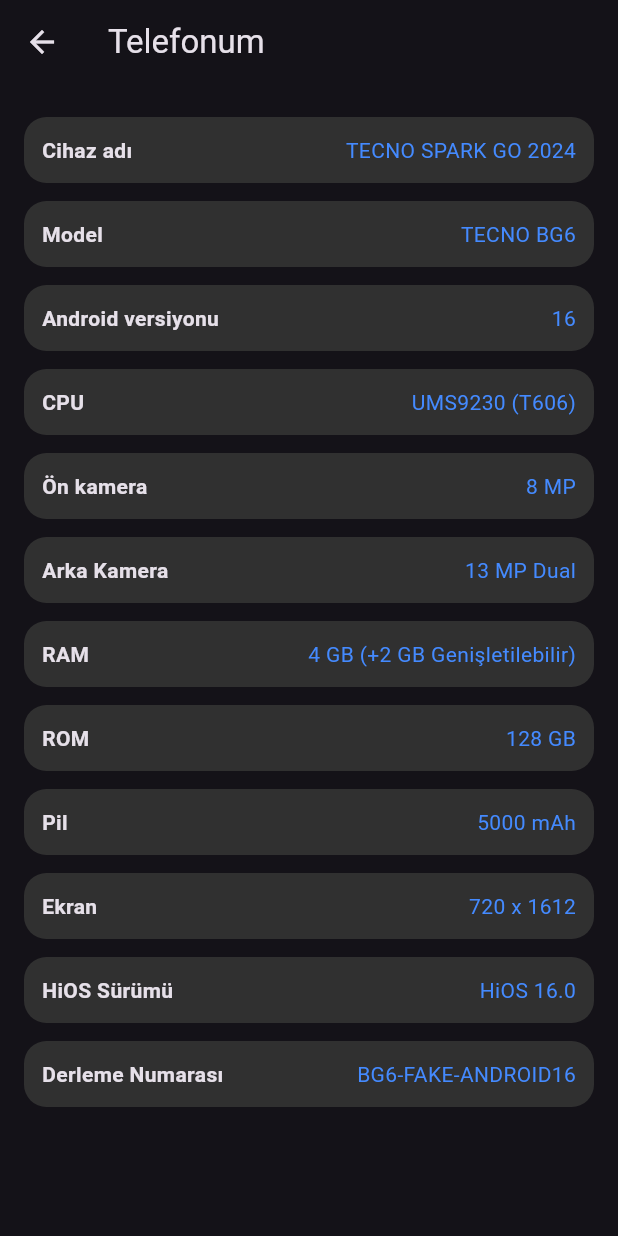
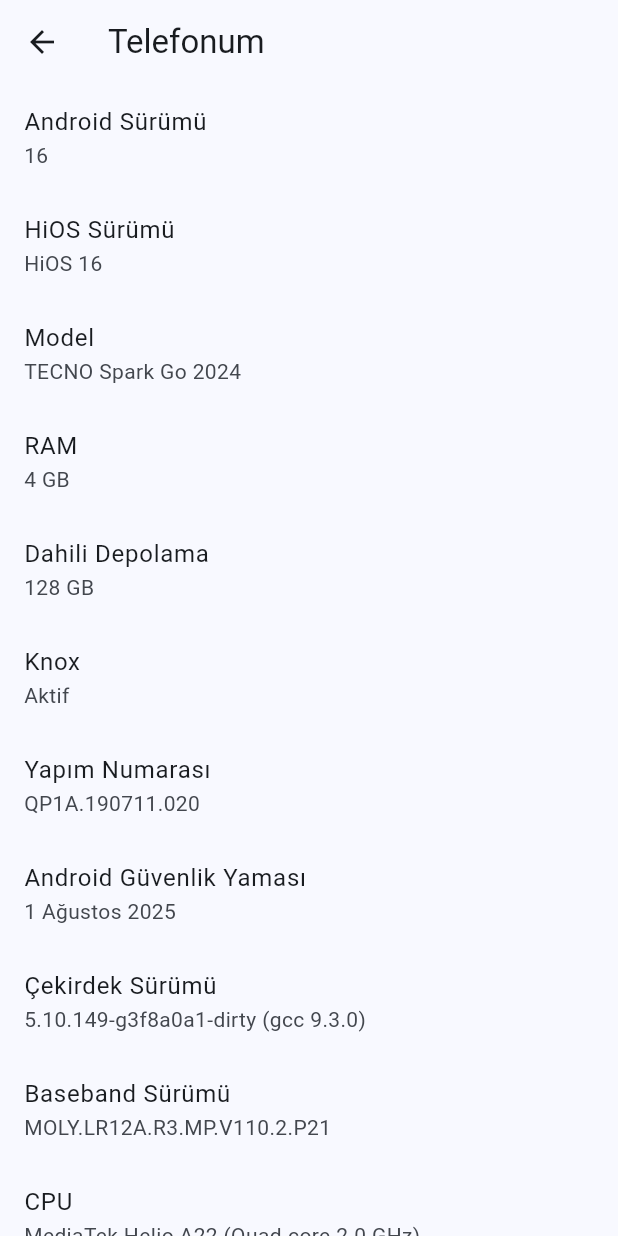
Before and after one commit to nsibvlizad-hub/Sin, a Flutter app: the PhoneInfoPage screen opened directly, on a phone screen of 412 x 824 dp. Run offline on Flutter 3.47's test engine with Material 3 defaults, Android fonts, the phone set to English and light mode, and no system bars; our stand-ins replace shared_preferences; missing offline and left inert: android_intent_plus; accounts and stored records are empty.

Commit message:
Update main.dart

```diff
--- a/lib/main.dart
+++ b/lib/main.dart
@@ -1,19 +1,22 @@
 import 'package:flutter/material.dart';
 import 'package:android_intent_plus/android_intent.dart';
+import 'package:android_intent_plus/flag.dart';
 
 void main() {
-  runApp(const MyApp());
+  runApp(const SettingsApp());
 }
 
-class MyApp extends StatelessWidget {
-  const MyApp({super.key});
+class SettingsApp extends StatelessWidget {
+  const SettingsApp({super.key});
 
   @override
   Widget build(BuildContext context) {
     return MaterialApp(
-      debugShowCheckedModeBanner: false,
       title: "Ayarlar",
-      theme: ThemeData.dark(),
+      theme: ThemeData(
+        useMaterial3: true,
+        colorSchemeSeed: Colors.blue,
+      ),
       home: const SettingsHome(),
     );
   }
@@ -29,100 +32,79 @@ class SettingsHome extends StatefulWidget {
 class _SettingsHomeState extends State<SettingsHome> {
   final TextEditingController _searchController = TextEditingController();
 
-  final Map<String, List<Map<String, dynamic>>> groupedSettings = {
-    "Bağlantılar": [
-      {"title": "SIM ve Ağ", "intent": "android.settings.DATA_ROAMING_SETTINGS", "icon": Icons.sim_card},
-      {"title": "Wi-Fi", "intent": "android.settings.WIFI_SETTINGS", "icon": Icons.wifi},
-      {"title": "Bluetooth", "intent": "android.settings.BLUETOOTH_SETTINGS", "icon": Icons.bluetooth},
-      {"title": "Hotspot", "intent": "android.settings.WIRELESS_SETTINGS", "icon": Icons.share},
-    ],
-    "Kişiselleştirme": [
-      {"title": "Telefonum", "intent": "custom", "icon": Icons.phone_android},
-      {"title": "Duvar Kağıdı", "intent": "android.settings.HOME_SETTINGS", "icon": Icons.brush},
-      {"title": "Ekran & Parlaklık", "intent": "android.settings.DISPLAY_SETTINGS", "icon": Icons.brightness_6},
-      {"title": "Ses & Titreşim", "intent": "android.settings.SOUND_SETTINGS", "icon": Icons.volume_up},
-    ],
-    "Gizlilik & Güvenlik": [
-      {"title": "Bildirimler", "intent": "android.settings.NOTIFICATION_SETTINGS", "icon": Icons.notifications},
-      {"title": "Parola & Güvenlik", "intent": "android.settings.SECURITY_SETTINGS", "icon": Icons.lock},
-      {"title": "Gizlilik", "intent": "android.settings.PRIVACY_SETTINGS", "icon": Icons.privacy_tip},
-      {"title": "Konum", "intent": "android.settings.LOCATION_SOURCE_SETTINGS", "icon": Icons.location_on},
-    ],
-    "Sistem": [
-      {"title": "Depolama", "intent": "android.settings.INTERNAL_STORAGE_SETTINGS", "icon": Icons.sd_storage},
-      {"title": "Uygulamalar", "intent": "android.settings.APPLICATION_SETTINGS", "icon": Icons.apps},
-      {"title": "Batarya", "intent": "android.settings.BATTERY_SAVER_SETTINGS", "icon": Icons.battery_full},
-      {"title": "Google", "intent": "android.settings.GOOGLE_SETTINGS", "icon": Icons.account_circle},
-      {"title": "Sistem", "intent": "android.settings.SETTINGS", "icon": Icons.settings},
-    ]
-  };
-
-  void openIntent(String action) {
-    if (action == "custom") {
-      Navigator.push(
-        context,
-        MaterialPageRoute(builder: (_) => const PhoneInfoPage()),
-      );
-    } else {
-      final intent = AndroidIntent(action: action);
-      intent.launch();
-    }
-  }
+  final List<Map<String, dynamic>> settings = [
+    {"title": "HiCloud", "intent": AndroidIntent(action: 'android.settings.SETTINGS')},
+    {"title": "Telefonum", "fake": true},
+    {"title": "SIM ve Ağ Ayarları", "intent": AndroidIntent(action: 'android.settings.DATA_ROAMING_SETTINGS')},
+    {"title": "Wi-Fi", "intent": AndroidIntent(action: 'android.settings.WIFI_SETTINGS')},
+    {"title": "Bluetooth", "intent": AndroidIntent(action: 'android.settings.BLUETOOTH_SETTINGS')},
+    {"title": "Erişim Noktası ve İnternet Paylaşımı", "intent": AndroidIntent(action: 'android.settings.TETHER_SETTINGS')},
+    {"title": "Daha Fazla Bağlantı", "intent": AndroidIntent(action: 'android.settings.AIRPLANE_MODE_SETTINGS')},
+    {"title": "Kişiselleştirme", "intent": AndroidIntent(action: 'android.settings.HOME_SETTINGS')},
+    {"title": "Ekran ve Parlaklık", "intent": AndroidIntent(action: 'android.settings.DISPLAY_SETTINGS')},
+    {"title": "Ses ve Titreşim", "intent": AndroidIntent(action: 'android.settings.SOUND_SETTINGS')},
+    {"title": "Bildirim Paneli", "intent": AndroidIntent(action: 'android.settings.NOTIFICATION_SETTINGS')},
+    {"title": "Parola ve Güvenlik", "intent": AndroidIntent(action: 'android.settings.SECURITY_SETTINGS')},
+    {"title": "Gizlilik", "intent": AndroidIntent(action: 'android.settings.PRIVACY_SETTINGS')},
+    {"title": "Depolama", "intent": AndroidIntent(action: 'android.settings.INTERNAL_STORAGE_SETTINGS')},
+    {"title": "Uygulama Yönetimi", "intent": AndroidIntent(action: 'android.settings.MANAGE_APPLICATIONS_SETTINGS')},
+    {"title": "Konum", "intent": AndroidIntent(action: 'android.settings.LOCATION_SOURCE_SETTINGS')},
+    {"title": "Batarya Labaratuvarı", "intent": AndroidIntent(action: 'android.settings.BATTERY_SAVER_SETTINGS')},
+    {"title": "Dijital Denge ve Ebeveyn Denetimleri", "intent": AndroidIntent(action: 'android.settings.DIGITAL_WELLBEING_SETTINGS')},
+    {"title": "Ekstra Özellikler", "intent": AndroidIntent(action: 'android.settings.ACCESSIBILITY_SETTINGS')},
+    {"title": "Kullanıcılar ve Hesaplar", "intent": AndroidIntent(action: 'android.settings.SYNC_SETTINGS')},
+    {"title": "Güvenlik ve Acil Durum", "intent": AndroidIntent(action: 'android.settings.ALL_APPS_SETTINGS')},
+    {"title": "Google", "intent": AndroidIntent(action: 'android.settings.APPLICATION_DETAILS_SETTINGS', data: "package:com.google.android.gms")},
+    {"title": "Sistem", "intent": AndroidIntent(action: 'android.settings.SETTINGS')},
+  ];
 
   @override
   Widget build(BuildContext context) {
-    String query = _searchController.text.toLowerCase();
-
-    // Filtreleme
-    Map<String, List<Map<String, dynamic>>> filteredGroups = {};
-    groupedSettings.forEach((group, items) {
-      var filtered = items.where((i) => i["title"].toLowerCase().contains(query)).toList();
-      if (filtered.isNotEmpty) {
-        filteredGroups[group] = filtered;
-      }
-    });
-
     return Scaffold(
-      appBar: AppBar(title: const Text("Ayarlar"), centerTitle: true),
+      appBar: AppBar(title: const Text("Ayarlar")),
       body: Column(
         children: [
-          // 🔍 Arama Çubuğu
           Padding(
-            padding: const EdgeInsets.all(8.0),
+            padding: const EdgeInsets.all(12),
             child: TextField(
               controller: _searchController,
-              onChanged: (v) => setState(() {}),
               decoration: InputDecoration(
                 hintText: "Ayarları ara...",
                 prefixIcon: const Icon(Icons.search),
-                border: OutlineInputBorder(
-                  borderRadius: BorderRadius.circular(25),
-                ),
+                border: OutlineInputBorder(borderRadius: BorderRadius.circular(20)),
               ),
+              onChanged: (value) => setState(() {}),
             ),
           ),
-
-          // 📌 Gruplar
           Expanded(
-            child: ListView(
-              children: filteredGroups.entries.map((entry) {
-                return Container(
-                  margin: const EdgeInsets.symmetric(horizontal: 12, vertical: 6),
-                  decoration: BoxDecoration(
-                    color: Colors.grey[900],
-                    borderRadius: BorderRadius.circular(20), // 🔵 Oval köşeler
-                  ),
-                  child: Column(
-                    children: entry.value.map((item) {
-                      return ListTile(
-                        leading: Icon(item["icon"], color: Colors.blueAccent),
-                        title: Text(item["title"]),
-                        onTap: () => openIntent(item["intent"]),
-                      );
-                    }).toList(),
+            child: ListView.builder(
+              itemCount: settings.length,
+              itemBuilder: (context, index) {
+                final item = settings[index];
+                if (_searchController.text.isNotEmpty &&
+                    !item["title"].toString().toLowerCase().contains(_searchController.text.toLowerCase())) {
+                  return const SizedBox.shrink();
+                }
+                return Padding(
+                  padding: const EdgeInsets.symmetric(horizontal: 12, vertical: 4),
+                  child: Card(
+                    shape: RoundedRectangleBorder(borderRadius: BorderRadius.circular(20)),
+                    child: ListTile(
+                      title: Text(item["title"]),
+                      onTap: () {
+                        if (item.containsKey("fake") && item["fake"] == true) {
+                          Navigator.push(
+                            context,
+                            MaterialPageRoute(builder: (context) => const PhoneInfoPage()),
+                          );
+                        } else if (item["intent"] != null) {
+                          item["intent"].launch();
+                        }
+                      },
+                    ),
                   ),
                 );
-              }).toList(),
+              },
             ),
           ),
         ],
@@ -138,49 +120,21 @@ class PhoneInfoPage extends StatelessWidget {
   Widget build(BuildContext context) {
     return Scaffold(
       appBar: AppBar(title: const Text("Telefonum")),
-      body: Padding(
-        padding: const EdgeInsets.all(16.0),
-        child: ListView(
-          children: const [
-            InfoTile("Cihaz adı", "TECNO SPARK GO 2024"),
-            InfoTile("Model", "TECNO BG6"),
-            InfoTile("Android versiyonu", "16"),
-            InfoTile("CPU", "UMS9230 (T606)"),
-            InfoTile("Ön kamera", "8 MP"),
-            InfoTile("Arka Kamera", "13 MP Dual"),
-            InfoTile("RAM", "4 GB (+2 GB Genişletilebilir)"),
-            InfoTile("ROM", "128 GB"),
-            InfoTile("Pil", "5000 mAh"),
-            InfoTile("Ekran", "720 x 1612"),
-            InfoTile("HiOS Sürümü", "HiOS 16.0"),
-            InfoTile("Derleme Numarası", "BG6-FAKE-ANDROID16"),
-          ],
-        ),
-      ),
-    );
-  }
-}
-
-class InfoTile extends StatelessWidget {
-  final String title;
-  final String value;
-
-  const InfoTile(this.title, this.value, {super.key});
-
-  @override
-  Widget build(BuildContext context) {
-    return Container(
-      margin: const EdgeInsets.symmetric(vertical: 6),
-      padding: const EdgeInsets.all(12),
-      decoration: BoxDecoration(
-        color: Colors.grey[850],
-        borderRadius: BorderRadius.circular(15),
-      ),
-      child: Row(
-        mainAxisAlignment: MainAxisAlignment.spaceBetween,
-        children: [
-          Text(title, style: const TextStyle(fontWeight: FontWeight.bold)),
-          Text(value, style: const TextStyle(color: Colors.blueAccent)),
+      body: ListView(
+        children: const [
+          ListTile(title: Text("Android Sürümü"), subtitle: Text("16")),
+          ListTile(title: Text("HiOS Sürümü"), subtitle: Text("HiOS 16")),
+          ListTile(title: Text("Model"), subtitle: Text("TECNO Spark Go 2024")),
+          ListTile(title: Text("RAM"), subtitle: Text("4 GB")),
+          ListTile(title: Text("Dahili Depolama"), subtitle: Text("128 GB")),
+          ListTile(title: Text("Knox"), subtitle: Text("Aktif")),
+          ListTile(title: Text("Yapım Numarası"), subtitle: Text("QP1A.190711.020")),
+          ListTile(title: Text("Android Güvenlik Yaması"), subtitle: Text("1 Ağustos 2025")),
+          ListTile(title: Text("Çekirdek Sürümü"), subtitle: Text("5.10.149-g3f8a0a1-dirty (gcc 9.3.0)")),
+          ListTile(title: Text("Baseband Sürümü"), subtitle: Text("MOLY.LR12A.R3.MP.V110.2.P21")),
+          ListTile(title: Text("CPU"), subtitle: Text("MediaTek Helio A22 (Quad-core 2.0 GHz)")),
+          ListTile(title: Text("IMEI (Slot 1)"), subtitle: Text("356789123456789")),
+          ListTile(title: Text("IMEI (Slot 2)"), subtitle: Text("356789123456780")),
         ],
       ),
     );
```
